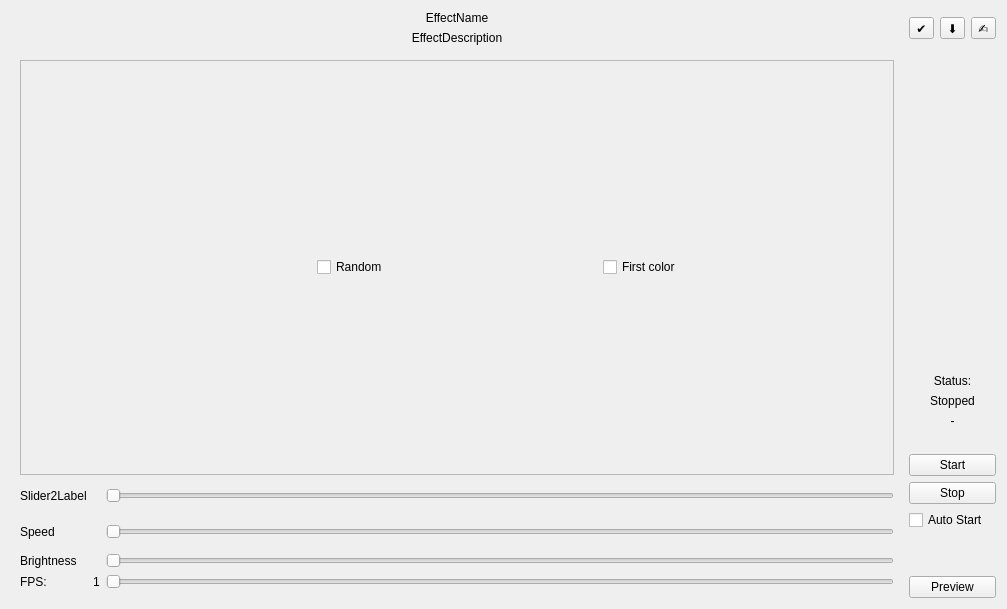
Qt form OpenRGBEffectPage.ui (DLdota/OpenRGBEffectsPlugin) before a commit.
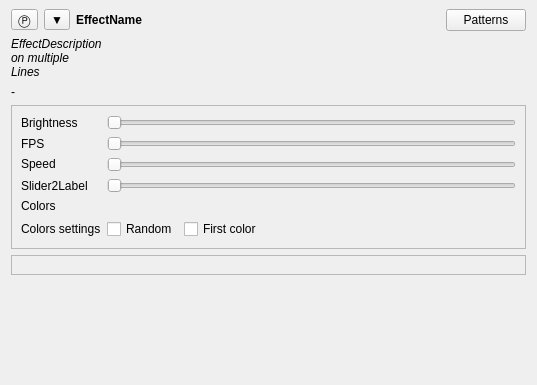
The same form after that commit. Custom widgets are drawn as their Qt base class.

Commit message: Effect page rework, WIP

What changed in the file:
```diff
--- a/OpenRGBEffectPage.ui
+++ b/OpenRGBEffectPage.ui
@@ -6,8 +6,8 @@
    <rect>
     <x>0</x>
     <y>0</y>
-    <width>1007</width>
-    <height>609</height>
+    <width>537</width>
+    <height>385</height>
    </rect>
   </property>
   <property name="sizePolicy">
@@ -20,112 +20,82 @@
    <string>Form</string>
   </property>
   <layout class="QGridLayout" name="gridLayout">
-   <item row="0" column="0">
-    <layout class="QVBoxLayout" name="EffectDetails" stretch="0,0">
-     <property name="rightMargin">
-      <number>0</number>
+   <property name="topMargin">
+    <number>9</number>
+   </property>
+   <item row="10" column="0">
+    <spacer name="verticalSpacer">
+     <property name="orientation">
+      <enum>Qt::Vertical</enum>
      </property>
-     <item>
-      <widget class="QLabel" name="EffectName">
-       <property name="text">
-        <string>EffectName</string>
-       </property>
-       <property name="alignment">
-        <set>Qt::AlignCenter</set>
-       </property>
-      </widget>
-     </item>
-     <item>
-      <widget class="QLabel" name="EffectDesciption">
-       <property name="text">
-        <string>EffectDescription</string>
-       </property>
-       <property name="textFormat">
-        <enum>Qt::RichText</enum>
-       </property>
-       <property name="alignment">
-        <set>Qt::AlignCenter</set>
-       </property>
-       <property name="openExternalLinks">
-        <bool>true</bool>
-       </property>
-      </widget>
-     </item>
-    </layout>
+     <property name="sizeHint" stdset="0">
+      <size>
+       <width>20</width>
+       <height>40</height>
+      </size>
+     </property>
+    </spacer>
    </item>
-   <item row="1" column="0">
-    <widget class="QFrame" name="OptionFrame">
-     <property name="sizePolicy">
-      <sizepolicy hsizetype="MinimumExpanding" vsizetype="MinimumExpanding">
-       <horstretch>0</horstretch>
-       <verstretch>0</verstretch>
-      </sizepolicy>
+   <item row="6" column="0" rowspan="2">
+    <widget class="QFrame" name="common_settings">
+     <property name="autoFillBackground">
+      <bool>false</bool>
      </property>
-     <layout class="QVBoxLayout" name="verticalLayout">
-      <item>
-       <layout class="QVBoxLayout" name="ExtraOptions"/>
-      </item>
-      <item>
-       <widget class="QFrame" name="UserColorFrame">
-        <property name="sizePolicy">
-         <sizepolicy hsizetype="Preferred" vsizetype="Preferred">
-          <horstretch>0</horstretch>
-          <verstretch>0</verstretch>
-         </sizepolicy>
-        </property>
-        <property name="minimumSize">
-         <size>
-          <width>0</width>
-          <height>30</height>
-         </size>
-        </property>
-        <property name="frameShape">
-         <enum>QFrame::StyledPanel</enum>
-        </property>
-        <property name="frameShadow">
-         <enum>QFrame::Raised</enum>
-        </property>
-        <layout class="QHBoxLayout" name="horizontalLayout_2" stretch="0,0,0">
-         <item>
-          <widget class="QFrame" name="Colors">
-           <property name="styleSheet">
-            <string notr="true">border: 0;</string>
-           </property>
-           <property name="frameShape">
-            <enum>QFrame::StyledPanel</enum>
-           </property>
-           <property name="frameShadow">
-            <enum>QFrame::Raised</enum>
-           </property>
-          </widget>
-         </item>
-         <item>
-          <widget class="QCheckBox" name="RandomCheckbox">
-           <property name="text">
-            <string>Random</string>
-           </property>
-          </widget>
-         </item>
-         <item>
-          <widget class="QCheckBox" name="OnlyFirst">
-           <property name="text">
-            <string>First color</string>
-           </property>
-          </widget>
-         </item>
-        </layout>
-       </widget>
-      </item>
-      <item>
-       <layout class="QGridLayout" name="gridLayout_3">
-        <item row="3" column="2">
-         <widget class="QSlider" name="FPS_slider">
+     <property name="frameShape">
+      <enum>QFrame::StyledPanel</enum>
+     </property>
+     <property name="frameShadow">
+      <enum>QFrame::Sunken</enum>
+     </property>
+     <layout class="QGridLayout" name="gridLayout_4">
+      <item row="0" column="0">
+       <layout class="QGridLayout" name="gridLayout_3" columnstretch="0,100,1000">
+        <item row="7" column="1">
+         <widget class="QCheckBox" name="RandomCheckbox">
+          <property name="text">
+           <string>Random</string>
+          </property>
+         </widget>
+        </item>
+        <item row="5" column="0">
+         <widget class="QLabel" name="Slider2Label">
+          <property name="sizePolicy">
+           <sizepolicy hsizetype="Fixed" vsizetype="Preferred">
+            <horstretch>0</horstretch>
+            <verstretch>0</verstretch>
+           </sizepolicy>
+          </property>
+          <property name="minimumSize">
+           <size>
+            <width>50</width>
+            <height>0</height>
+           </size>
+          </property>
+          <property name="text">
+           <string>Slider2Label</string>
+          </property>
+         </widget>
+        </item>
+        <item row="5" column="1" colspan="2">
+         <widget class="QTooltipedSlider" name="Slider2">
+          <property name="minimumSize">
+           <size>
+            <width>0</width>
+            <height>0</height>
+           </size>
+          </property>
+          <property name="maximumSize">
+           <size>
+            <width>16777215</width>
+            <height>16777215</height>
+           </size>
+          </property>
           <property name="orientation">
            <enum>Qt::Horizontal</enum>
           </property>
          </widget>
         </item>
-        <item row="1" column="2">
+        <item row="4" column="1" colspan="2">
          <widget class="QTooltipedSlider" name="SpeedSlider">
           <property name="enabled">
            <bool>true</bool>
@@ -139,7 +109,7 @@
           <property name="minimumSize">
            <size>
             <width>0</width>
-            <height>30</height>
+            <height>0</height>
            </size>
           </property>
           <property name="orientation">
@@ -147,31 +117,27 @@
           </property>
          </widget>
         </item>
-        <item row="2" column="0">
-         <widget class="QLabel" name="label">
+        <item row="7" column="2">
+         <widget class="QCheckBox" name="OnlyFirst">
           <property name="text">
-           <string>Brightness</string>
+           <string>First color</string>
           </property>
          </widget>
         </item>
-        <item row="3" column="1">
-         <widget class="QLabel" name="FPS_value">
-          <property name="text">
-           <string>1</string>
+        <item row="6" column="1" colspan="2">
+         <widget class="QFrame" name="Colors">
+          <property name="styleSheet">
+           <string notr="true">border: 0;</string>
           </property>
-         </widget>
-        </item>
-        <item row="2" column="2">
-         <widget class="QTooltipedSlider" name="Brightness_slider">
-          <property name="maximum">
-           <number>100</number>
+          <property name="frameShape">
+           <enum>QFrame::StyledPanel</enum>
           </property>
-          <property name="orientation">
-           <enum>Qt::Horizontal</enum>
+          <property name="frameShadow">
+           <enum>QFrame::Raised</enum>
           </property>
          </widget>
         </item>
-        <item row="1" column="0">
+        <item row="4" column="0">
          <widget class="QLabel" name="SpeedLabel">
           <property name="sizePolicy">
            <sizepolicy hsizetype="Fixed" vsizetype="Fixed">
@@ -190,210 +156,154 @@
           </property>
          </widget>
         </item>
-        <item row="0" column="0">
-         <widget class="QLabel" name="Slider2Label">
-          <property name="sizePolicy">
-           <sizepolicy hsizetype="Fixed" vsizetype="Preferred">
-            <horstretch>0</horstretch>
-            <verstretch>0</verstretch>
-           </sizepolicy>
-          </property>
-          <property name="minimumSize">
-           <size>
-            <width>50</width>
-            <height>0</height>
-           </size>
-          </property>
+        <item row="2" column="0">
+         <widget class="QLabel" name="BrightnessLAbel">
           <property name="text">
-           <string>Slider2Label</string>
+           <string>Brightness</string>
           </property>
          </widget>
         </item>
         <item row="3" column="0">
          <widget class="QLabel" name="FPS_label">
           <property name="text">
-           <string>FPS:</string>
+           <string>FPS</string>
           </property>
          </widget>
         </item>
-        <item row="0" column="2">
-         <widget class="QTooltipedSlider" name="Slider2">
-          <property name="minimumSize">
-           <size>
-            <width>0</width>
-            <height>30</height>
-           </size>
+        <item row="6" column="0">
+         <widget class="QLabel" name="ColorsLabel">
+          <property name="text">
+           <string>Colors</string>
           </property>
-          <property name="maximumSize">
-           <size>
-            <width>16777215</width>
-            <height>30</height>
-           </size>
+         </widget>
+        </item>
+        <item row="2" column="1" colspan="2">
+         <widget class="QTooltipedSlider" name="Brightness_slider">
+          <property name="maximum">
+           <number>100</number>
           </property>
           <property name="orientation">
            <enum>Qt::Horizontal</enum>
           </property>
          </widget>
         </item>
+        <item row="3" column="1" colspan="2">
+         <widget class="QTooltipedSlider" name="FPS_slider">
+          <property name="orientation">
+           <enum>Qt::Horizontal</enum>
+          </property>
+         </widget>
+        </item>
+        <item row="7" column="0">
+         <widget class="QLabel" name="ColorsSettingsLabel">
+          <property name="text">
+           <string>Colors settings</string>
+          </property>
+         </widget>
+        </item>
        </layout>
       </item>
      </layout>
     </widget>
    </item>
-   <item row="1" column="1">
-    <layout class="QVBoxLayout" name="StatusLayout" stretch="1,0,0,0,0,0,0,0,0,0">
-     <item>
-      <spacer name="Top_to_Status">
-       <property name="orientation">
-        <enum>Qt::Vertical</enum>
-       </property>
-       <property name="sizeHint" stdset="0">
-        <size>
-         <width>20</width>
-         <height>40</height>
-        </size>
-       </property>
-      </spacer>
-     </item>
-     <item>
-      <widget class="QLabel" name="StatusLabel">
+   <item row="9" column="0">
+    <widget class="QFrame" name="extra_settings">
+     <property name="frameShape">
+      <enum>QFrame::StyledPanel</enum>
+     </property>
+     <property name="frameShadow">
+      <enum>QFrame::Sunken</enum>
+     </property>
+     <layout class="QGridLayout" name="gridLayout_5">
+      <item row="0" column="0">
+       <layout class="QVBoxLayout" name="ExtraOptions"/>
+      </item>
+     </layout>
+    </widget>
+   </item>
+   <item row="5" column="0">
+    <layout class="QGridLayout" name="gridLayout_2" rowstretch="0,0,0" columnstretch="0,0,1,0">
+     <item row="0" column="1">
+      <widget class="QToolButton" name="toggle_info">
        <property name="text">
-        <string>Status:</string>
+        <string>▼</string>
        </property>
-       <property name="alignment">
-        <set>Qt::AlignCenter</set>
-       </property>
       </widget>
      </item>
-     <item>
-      <widget class="QLabel" name="RunningStatus">
-       <property name="text">
-        <string>Stopped</string>
-       </property>
-       <property name="alignment">
-        <set>Qt::AlignCenter</set>
-       </property>
-      </widget>
-     </item>
-     <item>
+     <item row="2" column="0" colspan="4">
       <widget class="QLabel" name="time_measure">
        <property name="text">
         <string>-</string>
        </property>
        <property name="alignment">
-        <set>Qt::AlignCenter</set>
+        <set>Qt::AlignLeading|Qt::AlignLeft|Qt::AlignVCenter</set>
        </property>
       </widget>
      </item>
-     <item>
-      <spacer name="Status_to_Button">
-       <property name="orientation">
-        <enum>Qt::Vertical</enum>
-       </property>
-       <property name="sizeHint" stdset="0">
-        <size>
-         <width>10</width>
-         <height>20</height>
-        </size>
-       </property>
-      </spacer>
-     </item>
-     <item>
-      <widget class="QPushButton" name="StartButton">
+     <item row="0" column="2">
+      <widget class="QLabel" name="EffectName">
        <property name="sizePolicy">
         <sizepolicy hsizetype="Minimum" vsizetype="Preferred">
          <horstretch>0</horstretch>
          <verstretch>0</verstretch>
         </sizepolicy>
        </property>
-       <property name="minimumSize">
-        <size>
-         <width>70</width>
-         <height>0</height>
-        </size>
+       <property name="font">
+        <font>
+         <bold>true</bold>
+        </font>
        </property>
        <property name="text">
-        <string>Start</string>
+        <string>EffectName</string>
        </property>
-      </widget>
-     </item>
-     <item>
-      <widget class="QPushButton" name="StopButton">
-       <property name="minimumSize">
-        <size>
-         <width>70</width>
-         <height>0</height>
-        </size>
+       <property name="alignment">
+        <set>Qt::AlignLeading|Qt::AlignLeft|Qt::AlignVCenter</set>
        </property>
-       <property name="text">
-        <string>Stop</string>
-       </property>
       </widget>
      </item>
-     <item>
-      <widget class="QCheckBox" name="AutoStart">
-       <property name="text">
-        <string>Auto Start</string>
-       </property>
-      </widget>
-     </item>
-     <item>
-      <spacer name="Button_to_Bottom">
-       <property name="orientation">
-        <enum>Qt::Vertical</enum>
-       </property>
-       <property name="sizeHint" stdset="0">
-        <size>
-         <width>20</width>
-         <height>40</height>
-        </size>
-       </property>
-      </spacer>
-     </item>
-     <item>
-      <widget class="QPushButton" name="PreviewButton">
-       <property name="text">
+     <item row="0" column="0">
+      <widget class="QToolButton" name="preview">
+       <property name="toolTip">
         <string>Preview</string>
        </property>
+       <property name="text">
+        <string>Ⓟ</string>
+       </property>
       </widget>
      </item>
-    </layout>
-   </item>
-   <item row="0" column="1">
-    <layout class="QVBoxLayout" name="SettingLayout">
-     <item>
-      <layout class="QGridLayout" name="gridLayout_2">
-       <item row="0" column="0">
-        <widget class="QToolButton" name="save_pattern">
-         <property name="toolTip">
-          <string>Save to file</string>
-         </property>
-         <property name="text">
-          <string>✔</string>
-         </property>
-        </widget>
-       </item>
-       <item row="0" column="2">
-        <widget class="QToolButton" name="edit_pattern">
-         <property name="toolTip">
-          <string>Manually edit</string>
-         </property>
-         <property name="text">
-          <string>✍</string>
-         </property>
-        </widget>
-       </item>
-       <item row="0" column="1">
-        <widget class="QToolButton" name="load_pattern">
-         <property name="toolTip">
-          <string>Load from file</string>
-         </property>
-         <property name="text">
-          <string>⬇</string>
-         </property>
-        </widget>
-       </item>
-      </layout>
+     <item row="0" column="3">
+      <widget class="QPushButton" name="main_menu">
+       <property name="text">
+        <string>Patterns</string>
+       </property>
+      </widget>
+     </item>
+     <item row="1" column="0" colspan="4">
+      <widget class="QLabel" name="EffectDesciption">
+       <property name="sizePolicy">
+        <sizepolicy hsizetype="Expanding" vsizetype="Preferred">
+         <horstretch>0</horstretch>
+         <verstretch>0</verstretch>
+        </sizepolicy>
+       </property>
+       <property name="font">
+        <font>
+         <italic>true</italic>
+        </font>
+       </property>
+       <property name="text">
+        <string>&lt;html&gt;&lt;head/&gt;&lt;body&gt;&lt;p&gt;EffectDescription &lt;br/&gt;on multiple&lt;br/&gt;Lines&lt;/p&gt;&lt;/body&gt;&lt;/html&gt;</string>
+       </property>
+       <property name="textFormat">
+        <enum>Qt::RichText</enum>
+       </property>
+       <property name="alignment">
+        <set>Qt::AlignLeading|Qt::AlignLeft|Qt::AlignVCenter</set>
+       </property>
+       <property name="openExternalLinks">
+        <bool>true</bool>
+       </property>
+      </widget>
      </item>
     </layout>
    </item>
```
The commit also changes 39 other files.
